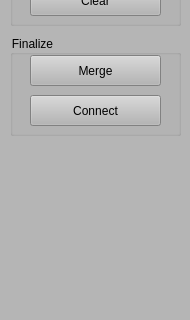
Before: the Qt Designer form StreetDesigner/ControlWidget.ui in gnishida/StreetDesigner, drawn with Qt 5; both pictures show x 0 to 190 and y 545 to 865 of the 190 by 977 pixel window.
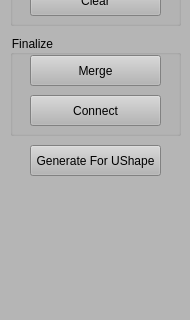
After: the same form once the commit is applied.

What changed in the file:
```diff
--- a/StreetDesigner/ControlWidget.ui
+++ b/StreetDesigner/ControlWidget.ui
@@ -391,6 +391,19 @@
      </property>
     </widget>
    </widget>
+   <widget class="QPushButton" name="pushButtonGenerateUShape">
+    <property name="geometry">
+     <rect>
+      <x>30</x>
+      <y>690</y>
+      <width>131</width>
+      <height>31</height>
+     </rect>
+    </property>
+    <property name="text">
+     <string>Generate For UShape</string>
+    </property>
+   </widget>
   </widget>
  </widget>
  <resources/>
```
